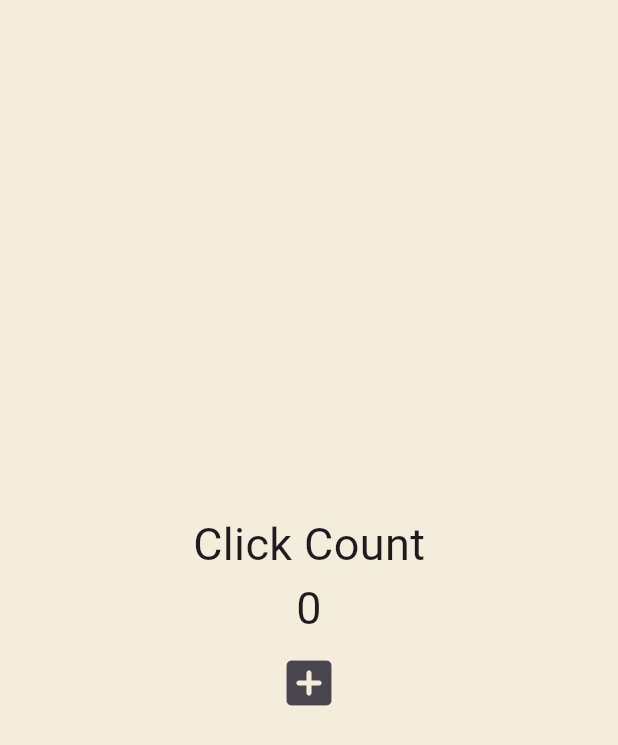
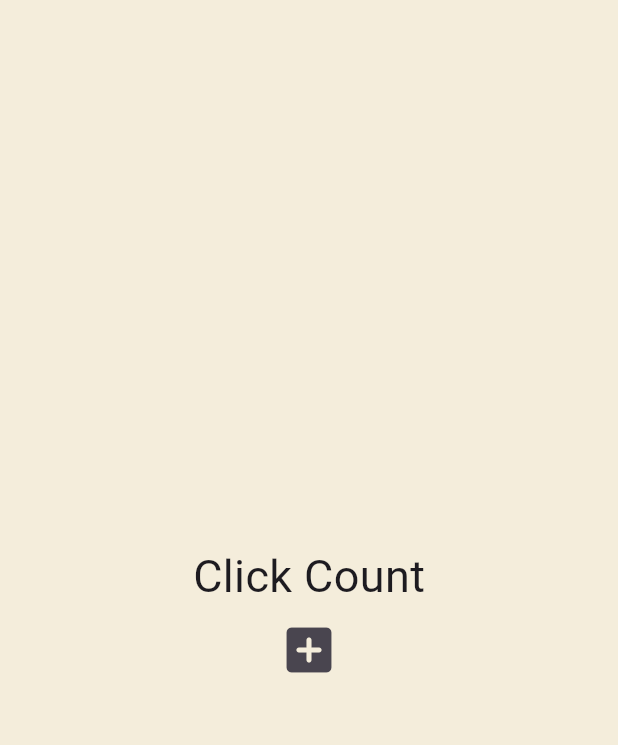
Before and after one commit to JeongSangMyeong/Dart-Flutter-study, a Flutter app: the screen it shows after launch, on a phone screen of 412 x 824 dp. Shown: the top 745 px of the screen. Run offline on Flutter 3.47's test engine with Material 3 defaults, Android fonts, the phone set to English and light mode, and no system bars.

Commit message:
List로 넣어봄

```diff
--- a/lib/main.dart
+++ b/lib/main.dart
@@ -12,12 +12,12 @@ class App extends StatefulWidget {
 }
 
 class _AppState extends State<App> {
-  int counter = 0;
+  List<int> numbers = [];
 
   void onClicked() {
     // State에게 새로운 데이터가 있다고 알려줌, 그래서 State가 반응해서 새로고침함.
     setState(() {
-      counter++;
+      numbers.add(numbers.length);
     });
   }
 
@@ -34,10 +34,7 @@ class _AppState extends State<App> {
                 'Click Count',
                 style: TextStyle(fontSize: 30),
               ),
-              Text(
-                '$counter',
-                style: const TextStyle(fontSize: 30),
-              ),
+              for (var n in numbers) Text('$n'),
               IconButton(
                 iconSize: 40,
                 onPressed: onClicked,
```
